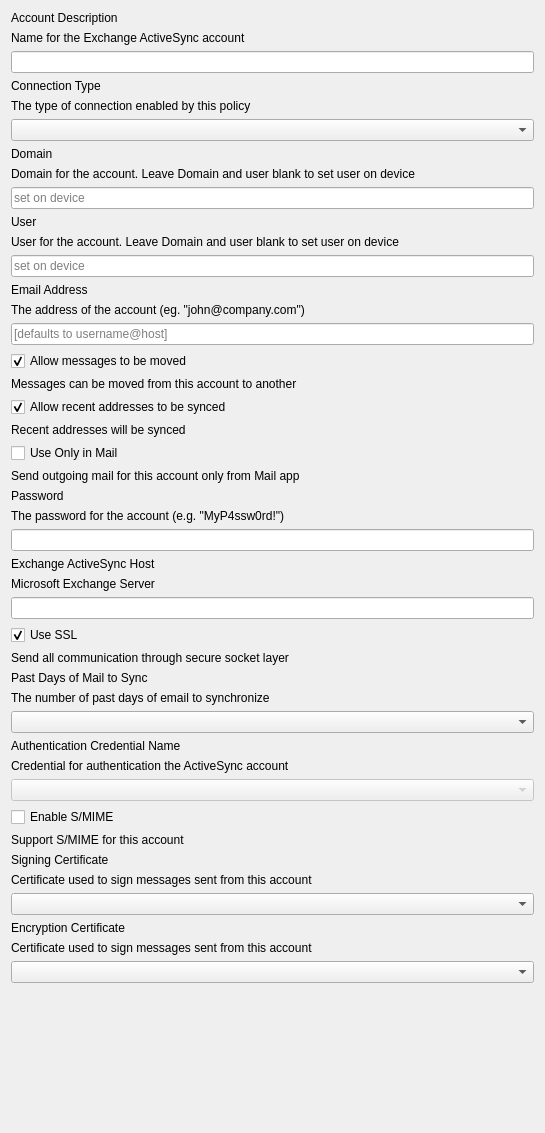
Above: FWAdminLib/Configurator/ExchangeForm.ui from fw-dev/translations before the change. Below: the same form after it.
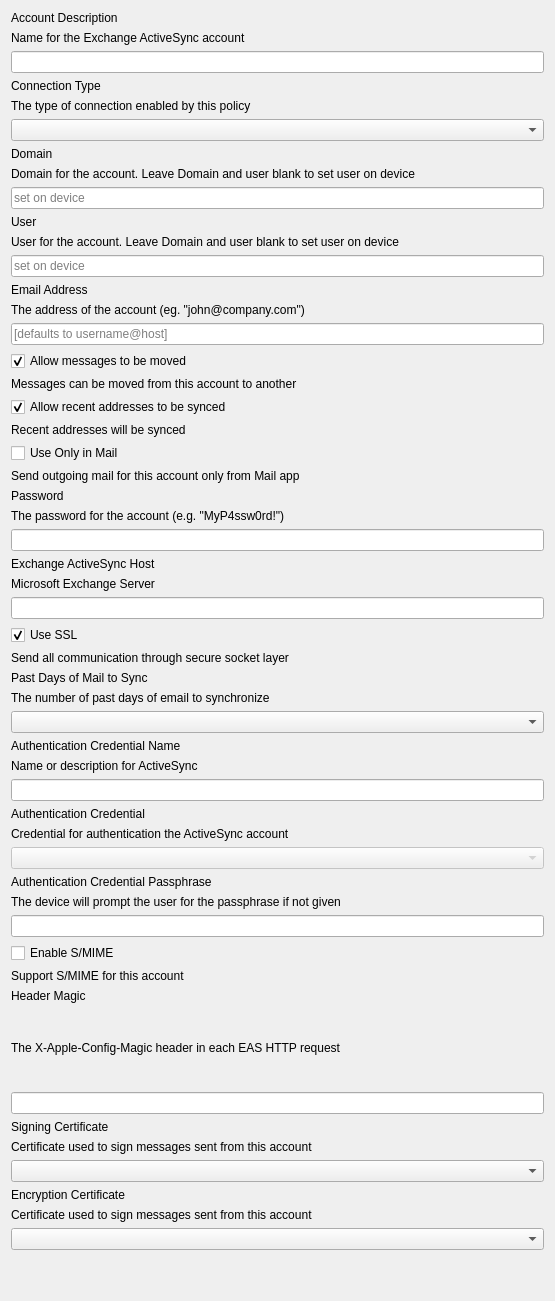
That is the form after the change. The open tabs and pages were chosen to show the change.

```diff
--- a/FWAdminLib/Configurator/ExchangeForm.ui
+++ b/FWAdminLib/Configurator/ExchangeForm.ui
@@ -6,8 +6,8 @@
    <rect>
     <x>0</x>
     <y>0</y>
-    <width>545</width>
-    <height>1133</height>
+    <width>555</width>
+    <height>1301</height>
    </rect>
   </property>
   <property name="windowTitle">
@@ -208,7 +208,7 @@
       <number>1</number>
      </property>
      <widget class="QWidget" name="page">
-      <layout class="QVBoxLayout" name="verticalLayout_2" stretch="0,0,0,0,0,0,0,0,0,0,0,0,0,0,1">
+      <layout class="QVBoxLayout" name="verticalLayout_2" stretch="0,0,0,0,0,0,0,0,0,0,0,0,0,0,0,0,0,0,0,0,1">
        <property name="margin">
         <number>0</number>
        </property>
@@ -268,12 +268,29 @@
         </widget>
        </item>
        <item>
-        <widget class="QLabel" name="lAuthenticationCredential">
+        <widget class="QLabel" name="lAuthenticationCredentialName">
          <property name="text">
           <string>Authentication Credential Name</string>
          </property>
         </widget>
        </item>
+       <item>
+        <widget class="QLabel" name="lTipAuthenticationName">
+         <property name="text">
+          <string>Name or description for ActiveSync</string>
+         </property>
+        </widget>
+       </item>
+       <item>
+        <widget class="QLineEdit" name="editAuthCredentialName"/>
+       </item>
+       <item>
+        <widget class="QLabel" name="lAuthenticationCredential">
+         <property name="text">
+          <string>Authentication Credential</string>
+         </property>
+        </widget>
+       </item>
        <item>
         <widget class="QLabel" name="lTipAuthenticationCredential">
          <property name="text">
@@ -288,6 +305,27 @@
          </property>
         </widget>
        </item>
+       <item>
+        <widget class="QLabel" name="lAuthenticationCredentialPassphrase">
+         <property name="text">
+          <string>Authentication Credential Passphrase</string>
+         </property>
+        </widget>
+       </item>
+       <item>
+        <widget class="QLabel" name="lTipAuthenticationCredentialPassphrase">
+         <property name="text">
+          <string>The device will prompt the user for the passphrase if not given</string>
+         </property>
+        </widget>
+       </item>
+       <item>
+        <widget class="QLineEdit" name="editAuthCredentialPassphrase">
+         <property name="echoMode">
+          <enum>QLineEdit::Password</enum>
+         </property>
+        </widget>
+       </item>
        <item>
         <widget class="QCheckBox" name="checkSMime">
          <property name="text">
@@ -302,6 +340,23 @@
          </property>
         </widget>
        </item>
+       <item>
+        <widget class="QLabel" name="lHeaderMagic">
+         <property name="text">
+          <string>Header Magic</string>
+         </property>
+        </widget>
+       </item>
+       <item>
+        <widget class="QLabel" name="lTipHeaderMagic">
+         <property name="text">
+          <string>The X-Apple-Config-Magic header in each EAS HTTP request</string>
+         </property>
+        </widget>
+       </item>
+       <item>
+        <widget class="QLineEdit" name="editHeaderMagic"/>
+       </item>
        <item>
         <widget class="QWidget" name="certificateOptions" native="true">
          <layout class="QVBoxLayout" name="verticalLayout" stretch="0,0,0,0,0,0">
```
Left out of the diff: 2 changed lines with no effect on the pictures.
